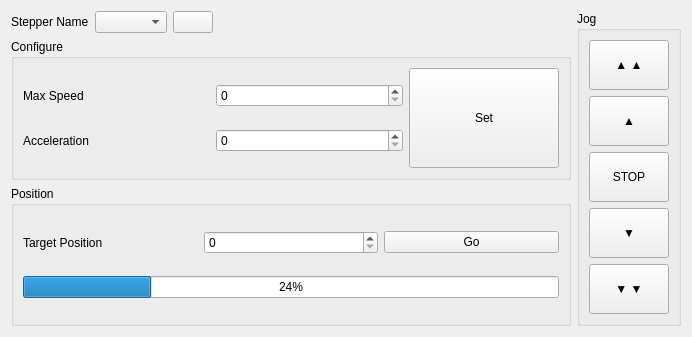
Qt form catkin_ws/src/nuice_gui/nuice_stepper_rqt/resource/StepperPlugin.ui (NUMarsIce/NUice) before a commit.
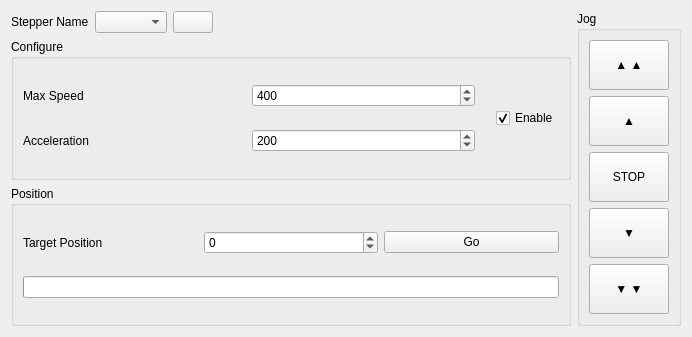
The same form after that commit. Icons and pictures are not drawn.

Commit message: Created basic low-level stepper UI

Diff of the .ui file:
```diff
--- a/catkin_ws/src/nuice_gui/nuice_stepper_rqt/resource/StepperPlugin.ui
+++ b/catkin_ws/src/nuice_gui/nuice_stepper_rqt/resource/StepperPlugin.ui
@@ -83,7 +83,17 @@
              </widget>
             </item>
             <item>
-             <widget class="QSpinBox" name="speedInput"/>
+             <widget class="QSpinBox" name="speedInput">
+              <property name="maximum">
+               <number>4000</number>
+              </property>
+              <property name="singleStep">
+               <number>50</number>
+              </property>
+              <property name="value">
+               <number>400</number>
+              </property>
+             </widget>
             </item>
            </layout>
           </item>
@@ -97,28 +107,51 @@
              </widget>
             </item>
             <item>
-             <widget class="QSpinBox" name="accelInput"/>
+             <widget class="QSpinBox" name="accelInput">
+              <property name="maximum">
+               <number>2000</number>
+              </property>
+              <property name="value">
+               <number>200</number>
+              </property>
+             </widget>
             </item>
            </layout>
           </item>
          </layout>
         </item>
         <item>
-         <widget class="QPushButton" name="setBtn">
+         <spacer name="horizontalSpacer_2">
+          <property name="orientation">
+           <enum>Qt::Horizontal</enum>
+          </property>
+          <property name="sizeType">
+           <enum>QSizePolicy::Fixed</enum>
+          </property>
+          <property name="sizeHint" stdset="0">
+           <size>
+            <width>15</width>
+            <height>20</height>
+           </size>
+          </property>
+         </spacer>
+        </item>
+        <item>
+         <widget class="QCheckBox" name="enableBox">
           <property name="sizePolicy">
-           <sizepolicy hsizetype="Minimum" vsizetype="Minimum">
+           <sizepolicy hsizetype="Maximum" vsizetype="Fixed">
             <horstretch>0</horstretch>
             <verstretch>0</verstretch>
            </sizepolicy>
           </property>
-          <property name="maximumSize">
-           <size>
-            <width>150</width>
-            <height>150</height>
-           </size>
-          </property>
           <property name="text">
-           <string>Set</string>
+           <string>Enable</string>
+          </property>
+          <property name="checked">
+           <bool>true</bool>
+          </property>
+          <property name="tristate">
+           <bool>false</bool>
           </property>
          </widget>
         </item>
@@ -151,6 +184,12 @@
               <verstretch>0</verstretch>
              </sizepolicy>
             </property>
+            <property name="minimum">
+             <number>-1000000</number>
+            </property>
+            <property name="maximum">
+             <number>1000000</number>
+            </property>
            </widget>
           </item>
           <item>
@@ -170,8 +209,17 @@
         </item>
         <item>
          <widget class="QProgressBar" name="positionBar">
+          <property name="maximum">
+           <number>1</number>
+          </property>
           <property name="value">
-           <number>24</number>
+           <number>-1</number>
+          </property>
+          <property name="invertedAppearance">
+           <bool>false</bool>
+          </property>
+          <property name="format">
+           <string>%p</string>
           </property>
          </widget>
         </item>
```
Left out of the diff: 24 changed lines with no effect on the pictures. The commit also changes 1 other file.
